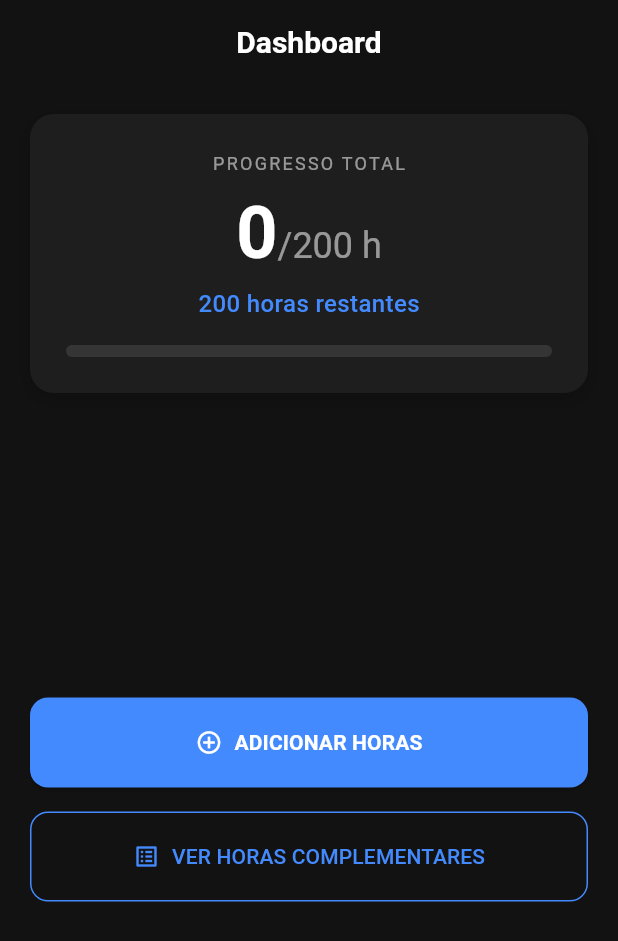
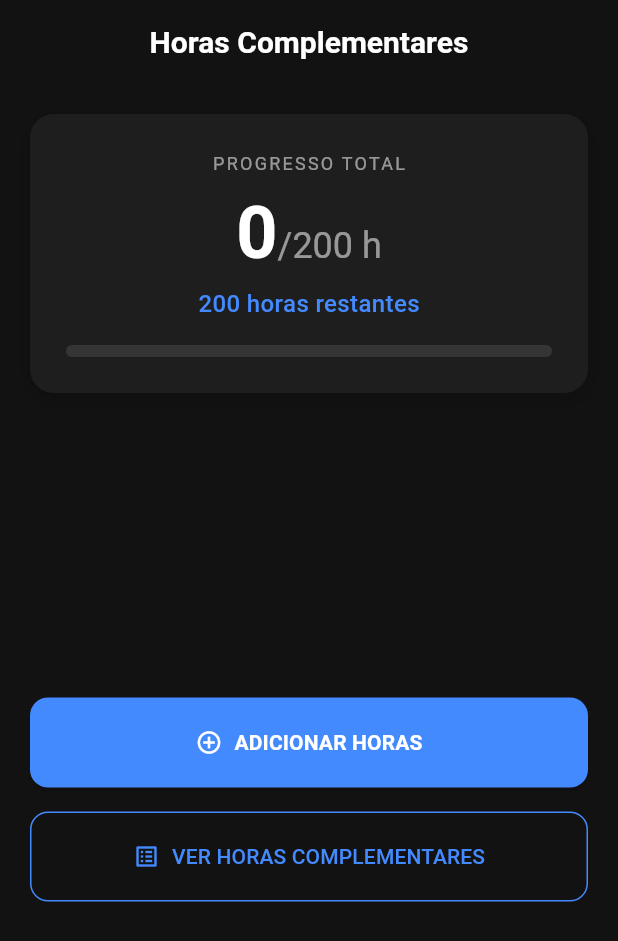
Before and after one commit to ffelipef/horasComplementares, a Flutter app: the screen it shows after launch, on a phone screen of 412 x 824 dp. Shown: the top 941 px of the screen. Run offline on Flutter 3.47's test engine with Material 3 defaults, Android fonts, the phone set to English and light mode, and no system bars; our stand-ins replace shared_preferences.

Commit message:
mudança no nome do header do app

```diff
--- a/lib/main.dart
+++ b/lib/main.dart
@@ -168,7 +168,7 @@ class _HomeScreenState extends State<HomeScreen> {
   @override
   Widget build(BuildContext context) {
     return Scaffold(
-      appBar: AppBar(title: const Text("Dashboard")),
+      appBar: AppBar(title: const Text("Horas Complementares", style: TextStyle(color: Color.fromARGB(255, 255, 255, 255)))),
       body: Padding(
         padding: const EdgeInsets.all(20.0),
         child: Column(
```
